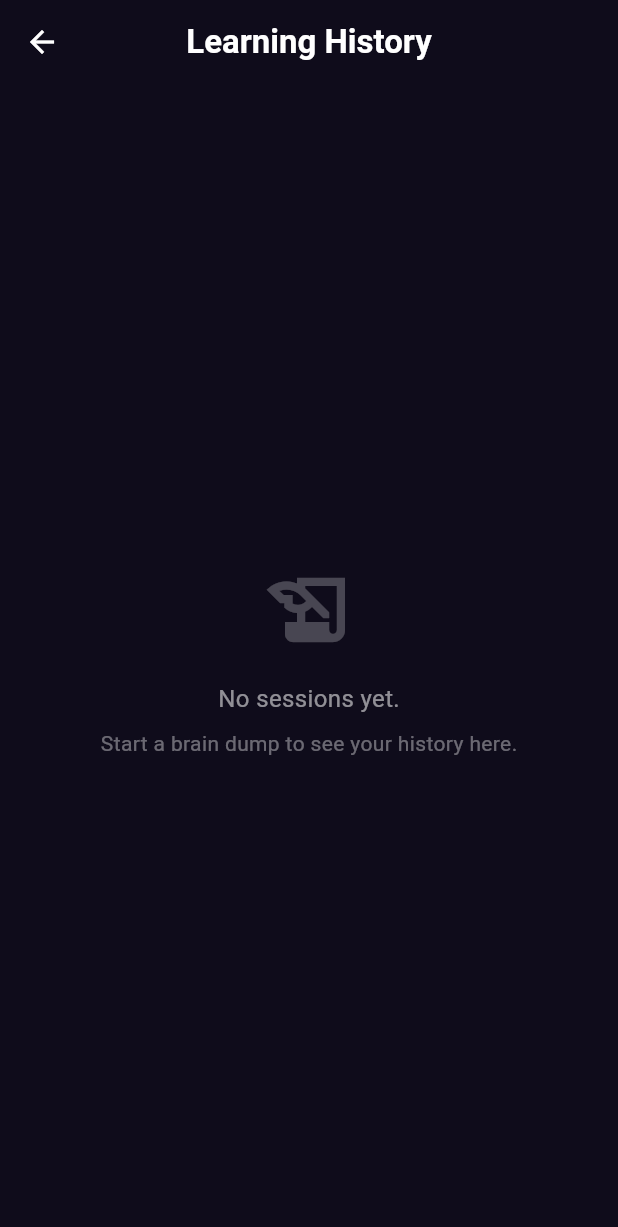
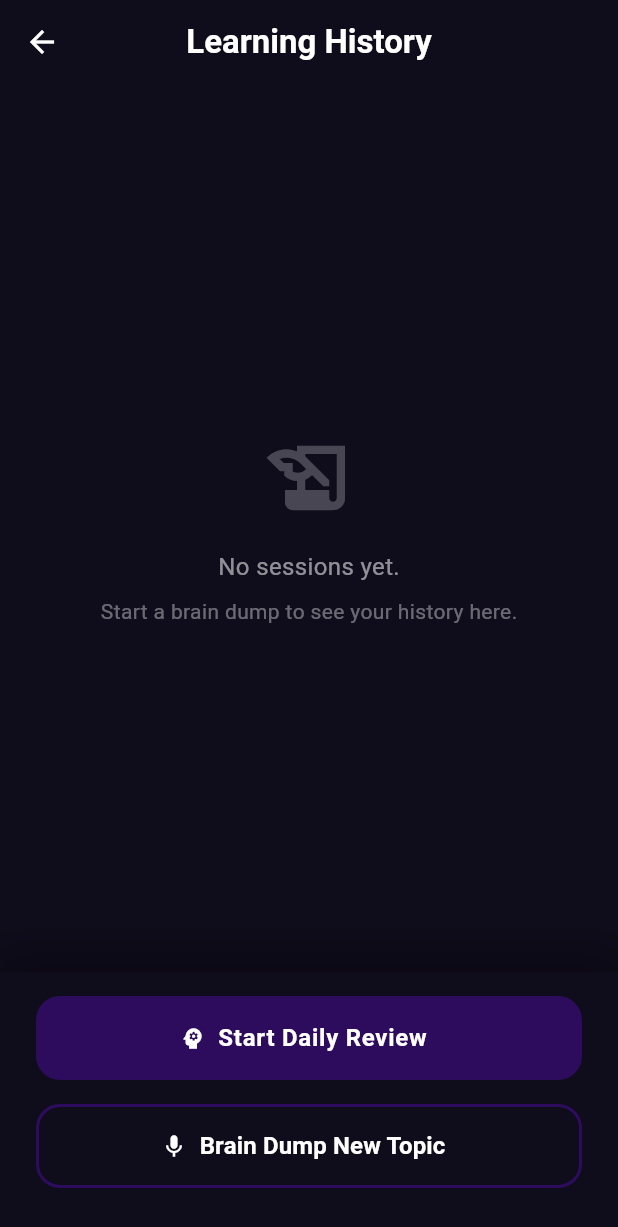
Before and after one commit to hsh05/Docent, a Flutter app: the DashboardScreen screen opened directly, on a phone screen of 412 x 824 dp. Shown: the top 1227 px of the screen. Run offline on Flutter 3.47's test engine with Material 3 defaults, Android fonts, the phone set to English and light mode, and no system bars; our stand-ins replace audioplayers, flutter_riverpod, flutter_secure_storage; missing offline and left inert: record; accounts and stored records are empty.

Commit message:
Added review functionality

```diff
--- a/lib/ui/screens/dashboard_screen.dart
+++ b/lib/ui/screens/dashboard_screen.dart
@@ -1,17 +1,21 @@
 import 'package:flutter/material.dart';
+import 'package:flutter_riverpod/flutter_riverpod.dart';
 import '../../services/backend_service.dart';
+import '../../state/game_state_notifier.dart';
+import 'home_screen.dart';
 
-class DashboardScreen extends StatefulWidget {
+class DashboardScreen extends ConsumerStatefulWidget {
   const DashboardScreen({super.key});
 
   @override
-  State<DashboardScreen> createState() => _DashboardScreenState();
+  ConsumerState<DashboardScreen> createState() => _DashboardScreenState();
 }
 
-class _DashboardScreenState extends State<DashboardScreen> {
+class _DashboardScreenState extends ConsumerState<DashboardScreen> {
   final BackendService _backendService = BackendService();
   List<SessionHistoryItem> _history = [];
   bool _isLoading = true;
+  bool _isLoadingReview = false;
 
   @override
   void initState() {
@@ -20,12 +24,62 @@ class _DashboardScreenState extends State<DashboardScreen> {
   }
 
   Future<void> _loadHistory() async {
-    // TODO: chage from hardcoded to dynamic
+    // TODO: change from hardcoded to dynamic
     final history = await _backendService.getUserHistory(1);
     setState(() {
       _history = history;
       _isLoading = false;
     });
+  }
+
+  Future<void> _handleDailyReview() async {
+    setState(() {
+      _isLoadingReview = true;
+    });
+
+    try {
+      final response = await _backendService.fetchDailyReview();
+
+      if (!mounted) return;
+
+      if (response['session_id'] == null) {
+        ScaffoldMessenger.of(context).showSnackBar(
+          const SnackBar(
+            content: Text(
+              "You're all caught up! No failed concepts to review today.",
+              style: TextStyle(color: Colors.white),
+            ),
+            backgroundColor: Color(0xFF4A148C),
+            behavior: SnackBarBehavior.floating,
+          ),
+        );
+      } else {
+        ref.read(gameStateProvider.notifier).startReviewSession(
+          response['session_id'],
+          List<String>.from(response['questions']),
+        );
+
+        Navigator.push(
+          context,
+          MaterialPageRoute(builder: (context) => const HomeScreen()),
+        );
+      }
+    } catch (e) {
+      if (!mounted) return;
+      ScaffoldMessenger.of(context).showSnackBar(
+        SnackBar(
+          content: Text("Error: Could not load review. $e"),
+          backgroundColor: Colors.redAccent,
+          behavior: SnackBarBehavior.floating,
+        ),
+      );
+    } finally {
+      if (mounted) {
+        setState(() {
+          _isLoadingReview = false;
+        });
+      }
+    }
   }
 
   @override
@@ -41,8 +95,12 @@ class _DashboardScreenState extends State<DashboardScreen> {
         ),
         centerTitle: true,
       ),
-      body: _isLoading
-          ? const Center(child: CircularProgressIndicator(color: Color(0xFF7C4DFF)))
+      body: Column(
+        children: [
+          Expanded(
+            child: _isLoading
+                ? const Center(
+                    child: CircularProgressIndicator(color: Color(0xFF7C4DFF)))
                 : _history.isEmpty
                     ? _buildEmptyState()
                     : ListView.builder(
@@ -62,15 +120,17 @@ class _DashboardScreenState extends State<DashboardScreen> {
                                   color: isPass
                                       ? const Color(0xFF7C4DFF).withOpacity(0.5)
                                       : Colors.white10,
-                        width: 1.5
-                      ),
-                      boxShadow: isPass ? [
+                                  width: 1.5),
+                              boxShadow: isPass
+                                  ? [
                                       BoxShadow(
-                          color: const Color(0xFF7C4DFF).withOpacity(0.15),
+                                        color: const Color(0xFF7C4DFF)
+                                            .withOpacity(0.15),
                                         blurRadius: 10,
                                         spreadRadius: 1,
                                       )
-                      ] : [],
+                                    ]
+                                  : [],
                             ),
                             child: Column(
                               crossAxisAlignment: CrossAxisAlignment.start,
@@ -98,20 +158,26 @@ class _DashboardScreenState extends State<DashboardScreen> {
                                 const SizedBox(height: 12),
                                 Text(
                                   item.topicPreview,
-                          style: const TextStyle(color: Colors.white70, height: 1.4),
+                                  style: const TextStyle(
+                                      color: Colors.white70, height: 1.4),
                                 ),
                                 const SizedBox(height: 12),
                                 Row(
                                   children: [
                                     Icon(
-                              isPass ? Icons.check_circle : Icons.refresh,
+                                      isPass
+                                          ? Icons.check_circle
+                                          : Icons.refresh,
                                       size: 16,
-                              color: isPass ? Colors.greenAccent : Colors.orangeAccent,
+                                      color: isPass
+                                          ? Colors.greenAccent
+                                          : Colors.orangeAccent,
                                     ),
                                     const SizedBox(width: 8),
                                     Text(
                                       "${item.passed} of ${item.total} concepts mastered",
-                              style: const TextStyle(color: Colors.white54, fontSize: 12),
+                                      style: const TextStyle(
+                                          color: Colors.white54, fontSize: 12),
                                     ),
                                   ],
                                 )
@@ -119,6 +185,90 @@ class _DashboardScreenState extends State<DashboardScreen> {
                             ),
                           );
                         },
+                      ),
+          ),
+
+          Container(
+            padding: const EdgeInsets.fromLTRB(24, 16, 24, 32),
+            decoration: BoxDecoration(
+              color: const Color(0xFF0F0C1B),
+              boxShadow: [
+                BoxShadow(
+                  color: Colors.black.withOpacity(0.3),
+                  blurRadius: 20,
+                  offset: const Offset(0, -10),
+                )
+              ],
+            ),
+            child: Column(
+              children: [
+                SizedBox(
+                  width: double.infinity,
+                  height: 56,
+                  child: ElevatedButton.icon(
+                    onPressed: _isLoadingReview ? null : _handleDailyReview,
+                    icon: _isLoadingReview
+                        ? const SizedBox(
+                            width: 24,
+                            height: 24,
+                            child: CircularProgressIndicator(
+                              color: Colors.white,
+                              strokeWidth: 2.5,
+                            ),
+                          )
+                        : const Icon(Icons.psychology, color: Colors.white),
+                    label: Text(
+                      _isLoadingReview
+                          ? "Analyzing Weak Points..."
+                          : "Start Daily Review",
+                      style: const TextStyle(
+                        fontSize: 16,
+                        fontWeight: FontWeight.w600,
+                        color: Colors.white,
+                        letterSpacing: 0.5,
+                      ),
+                    ),
+                    style: ElevatedButton.styleFrom(
+                      backgroundColor: const Color(0xFF2D0C5E),
+                      disabledBackgroundColor:
+                          const Color(0xFF2D0C5E).withOpacity(0.6),
+                      shape: RoundedRectangleBorder(
+                        borderRadius: BorderRadius.circular(16),
+                      ),
+                      elevation: 0,
+                    ),
+                  ),
+                ),
+                const SizedBox(height: 16),
+
+                SizedBox(
+                  width: double.infinity,
+                  height: 56,
+                  child: OutlinedButton.icon(
+                    onPressed: () {
+                      // TODO: Navigate to your recording/new topic screen
+                    },
+                    icon: const Icon(Icons.mic, color: Colors.white),
+                    label: const Text(
+                      "Brain Dump New Topic",
+                      style: TextStyle(
+                        fontSize: 16,
+                        fontWeight: FontWeight.w600,
+                        color: Colors.white,
+                      ),
+                    ),
+                    style: OutlinedButton.styleFrom(
+                      side: const BorderSide(color: Color(0xFF2D0C5E), width: 2),
+                      shape: RoundedRectangleBorder(
+                        borderRadius: BorderRadius.circular(16),
+                      ),
+                    ),
+                  ),
+                ),
+              ],
+            ),
+          ),
+        ],
       ),
     );
   }
@@ -128,7 +278,7 @@ class _DashboardScreenState extends State<DashboardScreen> {
       child: Column(
         mainAxisAlignment: MainAxisAlignment.center,
         children: [
-          Icon(Icons.history_edu, size: 64, color: Colors.white24),
+          const Icon(Icons.history_edu, size: 64, color: Colors.white24),
           const SizedBox(height: 16),
           const Text(
             "No sessions yet.",
```
Also changed, not shown: lib/services/backend_service.dart (+14 -0 lines), lib/state/game_state_notifier.dart (+14 -0 lines), lib/ui/screens/results_screen.dart (renamed from lib/ui/screens/results_scren.dart). Lines whose indentation alone changed are shown as unchanged.
